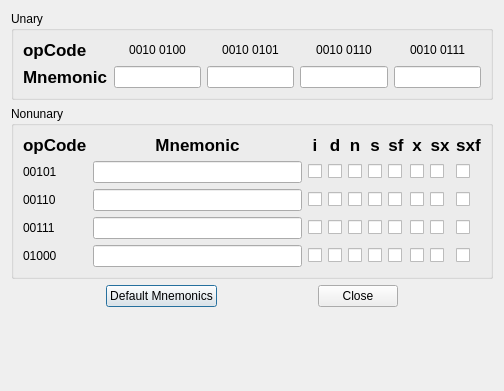
Qt form redefinemnemonicsdialog.ui (WarlockD/pep8-1) before a commit.
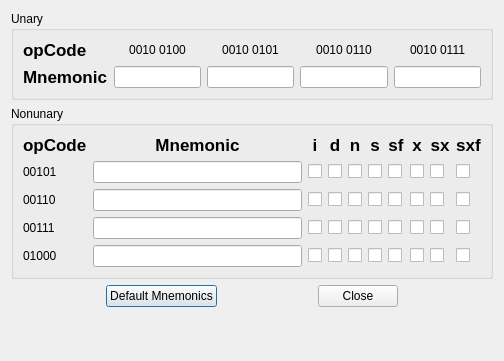
The same form after that commit.

Commit message:
Redefine mnemonominics dialog is now modal, close button implemented.
Style change to our standard in the helpdialog.

Help Dialog window is sorta non modal. Apparently other people aren't
having the same issue, so I'm gonna make a test project to see if we're
"doing it wrong."

http://icanhascheezburger.files.wordpress.com/2007/04/wrong-mike.jpg

What changed in the file:
```diff
--- a/redefinemnemonicsdialog.ui
+++ b/redefinemnemonicsdialog.ui
@@ -7,7 +7,7 @@
     <x>0</x>
     <y>0</y>
     <width>504</width>
-    <height>391</height>
+    <height>361</height>
    </rect>
   </property>
   <property name="sizePolicy">
```
Left out of the diff: 5 changed lines with no effect on the pictures. The commit also changes 5 other files.
